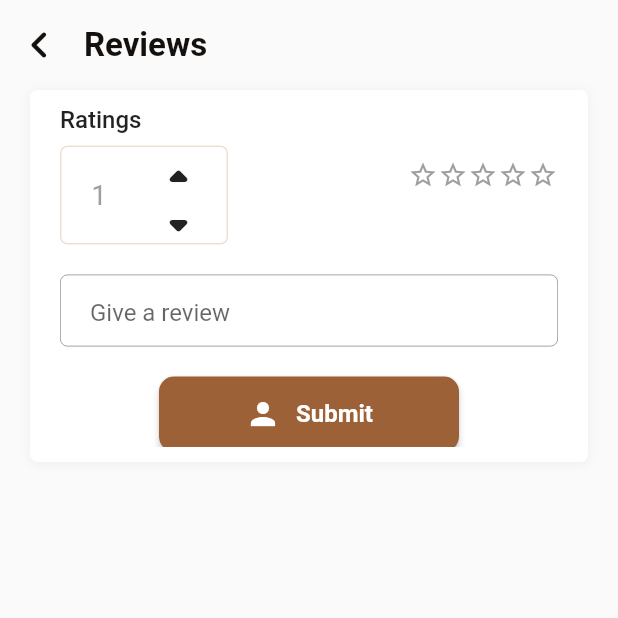
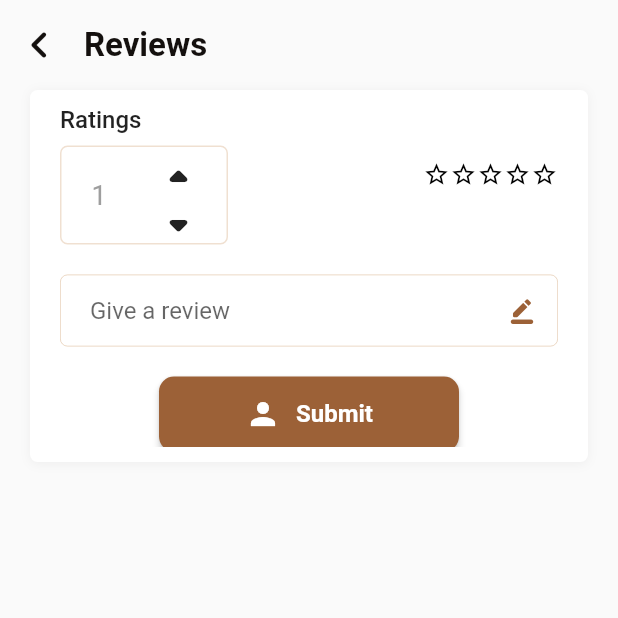
Before and after one commit to iluv27/joy_homes, a Flutter app: the HomeDetailsScreen screen opened directly, scrolled down 576 dp, after a tap on "Reviews", on a phone screen of 412 x 824 dp, the top half of it. Run offline on Flutter 3.47's test engine with Material 2 defaults, Android fonts, the phone set to English and light mode, and no system bars; our stand-ins replace carousel_slider, flutter_image_compress, flutter_map, geolocator, image_picker, latlong2; network calls fail.

Commit message:
New changes

```diff
--- a/lib/screens/home_screen/home_constants.dart
+++ b/lib/screens/home_screen/home_constants.dart
@@ -157,9 +157,7 @@ class _HouseInfoToggleState extends State<HouseInfoToggle>
           Expanded(
             child: Stack(
               children: [
-                selectedIndex == 0
-                    ? const DetailsPage()
-                    : const HomeLocateScreen()
+                selectedIndex == 0 ? DetailsPage() : const HomeLocateScreen()
               ],
             ),
           ),
--- a/lib/screens/home_screen/home_details.dart
+++ b/lib/screens/home_screen/home_details.dart
@@ -5,7 +5,8 @@ import 'package:flutter/material.dart';
 import 'package:joy_homes/theme.dart';
 import 'package:carousel_slider/carousel_slider.dart';
 import 'home_snipts.dart';
-import 'review.dart';
+import 'reviews/review.dart';
+import 'reviews/review_terms.dart';
 
 class DetailsPage extends StatefulWidget {
   const DetailsPage({super.key});
@@ -18,6 +19,31 @@ class _DetailsPageState extends State<DetailsPage> {
   final CarouselController _controller = CarouselController();
   int pageIndex = 0;
   bool toggleSwitch = true;
+
+  List<Widget> getTopReviewSection(List<ReviewSection> reviewSections) {
+    List<Widget> topReviewWidgets = [];
+
+    if (reviewSections.isEmpty) {
+      return topReviewWidgets;
+    }
+
+    List<ReviewSection> topReviews = List.from(reviewSections);
+    topReviews
+        .sort((a, b) => b.review.starRating.compareTo(a.review.starRating));
+    topReviews = topReviews.take(3).toList();
+
+    // Iterate over the top review sections and create widgets
+    for (ReviewSection reviewSection in topReviews) {
+      Widget reviewWidget = buildReviewWidget(reviewSection);
+      // Replace with your own widget builder function
+
+      setState(() {
+        topReviewWidgets.insert(0, reviewWidget);
+      });
+    }
+
+    return topReviewWidgets;
+  }
 
   @override
   Widget build(BuildContext context) {
@@ -121,6 +147,8 @@ class _DetailsPageState extends State<DetailsPage> {
           const SizedBox(
             height: 20,
           ),
+
+          // THE DETAILS SECTION
           Container(
             padding: const EdgeInsets.symmetric(horizontal: 20, vertical: 10),
             height: 200,
@@ -424,24 +452,9 @@ class _DetailsPageState extends State<DetailsPage> {
                   ],
                 ),
                 const SizedBox(height: 8),
-                // ReviewSection(
-                //   userName: 'Ashanti',
-                //   starRating: 5,
-                //   reviewContent:
-                //       'Saw this house today and I must say, it was even more beautiful than the picture. I’ll definitely love to rent it sometime.',
-                // ),
-                // ReviewSection(
-                //   userName: 'Bola Ahmed',
-                //   starRating: 3,
-                //   reviewContent:
-                //       'A Lovely house indeed. I just wanted to stay there immediately. I’ll give it 4 stars just because it did not have a pool.',
-                // ),
-                // ReviewSection(
-                //   userName: 'Rita190',
-                //   starRating: 1,
-                //   reviewContent:
-                //       'I did not like the colour of the inner walls but that’s something that can be easily fixed anyway. 1 star. A nice house overall. I’ll give it 1 stars just because it did not have light.',
-                // ),
+                Column(
+                  children: getTopReviewSection(reviewSections),
+                ),
               ],
             ),
           ),
--- a/lib/screens/home_screen/review.dart
+++ b/lib/screens/home_screen/reviews/review.dart
@@ -3,11 +3,10 @@
 import 'package:flutter/material.dart';
 import 'package:joy_homes/theme.dart';
 import 'package:joy_homes/screens/upload_screen/upload_constants.dart';
+import 'review_terms.dart';
 
 class ReviewPage extends StatefulWidget {
   ReviewPage({super.key});
-
-  ReviewSection? _reviewSection;
 
   @override
   _ReviewPageState createState() => _ReviewPageState();
@@ -16,7 +15,6 @@ class ReviewPage extends StatefulWidget {
 class _ReviewPageState extends State<ReviewPage> {
   int starRating = 0;
   String reviewContent = '';
-  List<ReviewSection> _reviewSections = [];
 
   void submitReview() {
     //  if (_formKey.currentState!.validate()) {
@@ -29,7 +27,7 @@ class _ReviewPageState extends State<ReviewPage> {
     );
     final newReviewSection = ReviewSection(review: review);
     setState(() {
-      _reviewSections.add(newReviewSection);
+      reviewSections.insert(0, newReviewSection); // Insert at index 0
     });
   }
 
@@ -91,29 +89,26 @@ class _ReviewPageState extends State<ReviewPage> {
                                     initialValue: 1,
                                     minValue: 1,
                                     maxValue: 5,
-                                    onTapped: (value) {
+                                    onCountChanged: (_count) {
                                       setState(() {
-                                        starRating = int.tryParse(value) ?? 1;
+                                        starRating = _count;
                                       });
                                     },
                                   ),
                                 ),
                                 SizedBox(
-                                  width: 120,
+                                  width: 130,
                                 ),
                                 Row(
                                   children: List.generate(5, (index) {
-                                    final isSelected = index < starRating;
                                     return Icon(
-                                      isSelected
+                                      index < starRating
                                           ? Icons.star
                                           : Icons.star_border,
-                                      color: isSelected
-                                          ? Colors.black
-                                          : Colors.grey,
-                                      size: 20,
+                                      color: Colors.black,
+                                      size: 18,
                                     );
-                                  }).toList(),
+                                  }),
                                 ),
                               ],
                             ),
@@ -130,7 +125,7 @@ class _ReviewPageState extends State<ReviewPage> {
                                 reviewContent = value;
                               });
                             },
-                            textAlignVertical: TextAlignVertical.top,
+                            textAlignVertical: TextAlignVertical.center,
                             textAlign: TextAlign.justify,
                             cursorColor: AppColors.secondary,
                             decoration: InputDecoration(
@@ -140,7 +135,7 @@ class _ReviewPageState extends State<ReviewPage> {
                                 vertical: 0,
                               ),
                               hintText: 'Give a review',
-                              suffix: Icon(
+                              suffixIcon: Icon(
                                 Icons.border_color_rounded,
                                 size: 18,
                                 color: AppColors.secondary,
@@ -155,7 +150,7 @@ class _ReviewPageState extends State<ReviewPage> {
                               enabledBorder: OutlineInputBorder(
                                 borderSide: BorderSide(
                                   width: 0.5,
-                                  color: AppColors.textColor.withOpacity(0.5),
+                                  color: AppColors.primary.withOpacity(0.5),
                                 ),
                                 borderRadius: BorderRadius.circular(5),
                               ),
@@ -198,9 +193,9 @@ class _ReviewPageState extends State<ReviewPage> {
             Expanded(
               flex: 2,
               child: ListView.builder(
-                itemCount: _reviewSections.length,
+                itemCount: reviewSections.length,
                 itemBuilder: (context, index) {
-                  return _reviewSections[index];
+                  return reviewSections[index];
                 },
               ),
             ),
@@ -210,79 +205,3 @@ class _ReviewPageState extends State<ReviewPage> {
     );
   }
 }
-
-class ReviewSection extends StatelessWidget {
-  final Review review;
-
-  const ReviewSection({required this.review});
-
-  @override
-  Widget build(BuildContext context) {
-    return Padding(
-      padding: const EdgeInsets.only(top: 15.0),
-      child: Container(
-        padding: EdgeInsets.all(20),
-        decoration: BoxDecoration(
-          color: Colors.white,
-          borderRadius: BorderRadius.circular(5),
-          boxShadow: [
-            BoxShadow(
-              color: AppColors.textColor.withOpacity(0.05),
-              blurRadius: 5,
-              offset: Offset(0, 1),
-            ),
-          ],
-        ),
-        child: Column(
-          crossAxisAlignment: CrossAxisAlignment.start,
-          children: [
-            Row(
-              mainAxisAlignment: MainAxisAlignment.spaceBetween,
-              children: [
-                Text(
-                  review.userName,
-                  style: TextStyle(
-                    fontSize: 16,
-                    fontWeight: FontWeight.w600,
-                  ),
-                ),
-                Row(
-                  children: List.generate(5, (index) {
-                    return Icon(
-                      index < review.starRating
-                          ? Icons.star
-                          : Icons.star_border,
-                      color: Colors.black,
-                      size: 18,
-                    );
-                  }),
-                ),
-              ],
-            ),
-            SizedBox(height: 10),
-            Text(
-              review.reviewContent,
-              style: TextStyle(
-                fontSize: 16,
-                height: 1.4,
-                color: AppColors.textColor.withOpacity(0.8),
-              ),
-            ),
-          ],
-        ),
-      ),
-    );
-  }
-}
-
-class Review {
-  final String userName;
-  final int starRating;
-  final String reviewContent;
-
-  Review({
-    required this.userName,
-    required this.starRating,
-    required this.reviewContent,
-  });
-}
--- a/lib/screens/upload_screen/upload_constants.dart
+++ b/lib/screens/upload_screen/upload_constants.dart
@@ -374,14 +374,15 @@ class CountFormField extends StatefulWidget {
   final int initialValue;
   final int minValue;
   final int maxValue;
-  void Function(String)? onTapped;
+  final void Function(int)? onCountChanged;
 
-  CountFormField(
-      {required this.labelText,
+  CountFormField({
+    required this.labelText,
     required this.initialValue,
     required this.minValue,
     required this.maxValue,
-      this.onTapped});
+    this.onCountChanged,
+  });
 
   @override
   _CountFormFieldState createState() => _CountFormFieldState();
@@ -411,6 +412,9 @@ class _CountFormFieldState extends State<CountFormField> {
       _count = (_count < widget.maxValue) ? _count + 1 : _count;
       _controller.text = _count.toString();
       _isValueSelected = true;
+      if (widget.onCountChanged != null) {
+        widget.onCountChanged!(_count);
+      }
     });
   }
 
@@ -419,6 +423,9 @@ class _CountFormFieldState extends State<CountFormField> {
       _count = (_count > widget.minValue) ? _count - 1 : _count;
       _controller.text = _count.toString();
       _isValueSelected = true;
+      if (widget.onCountChanged != null) {
+        widget.onCountChanged!(_count);
+      }
     });
   }
 
@@ -444,7 +451,8 @@ class _CountFormFieldState extends State<CountFormField> {
               color: _isValueSelected
                   ? AppColors.primary.withOpacity(0.7)
                   : AppColors.primary.withOpacity(0.3),
-                width: 1),
+              width: 1,
+            ),
             borderRadius: BorderRadius.circular(5),
           ),
           child: Row(
@@ -452,7 +460,16 @@ class _CountFormFieldState extends State<CountFormField> {
               Expanded(
                 child: TextFormField(
                   controller: _controller,
-                  onChanged: widget.onTapped,
+                  onChanged: widget.onCountChanged != null
+                      ? (value) {
+                          if (int.tryParse(value) != null) {
+                            setState(() {
+                              _count = int.parse(value);
+                            });
+                            widget.onCountChanged!(_count);
+                          }
+                        }
+                      : null,
                   keyboardType: TextInputType.number,
                   style: textStyle, // Apply the textStyle
                   decoration: InputDecoration(
```
Also changed, not shown: lib/screens/home_screen/reviews/review_terms.dart (added, +104 -0 lines), lib/screens/settings.dart (+4 -4 lines). Lines whose indentation alone changed are shown as unchanged.
